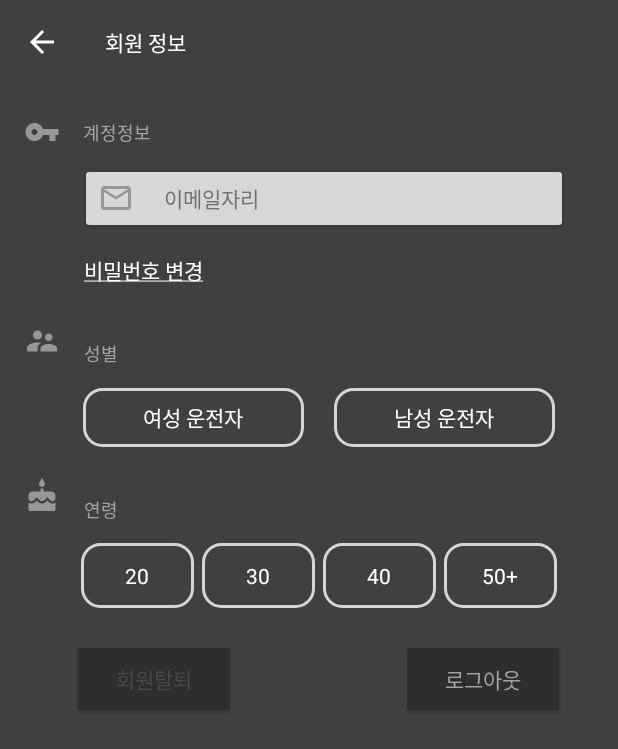
After one commit to LIMMIHEE/mycle-app-copy, an Android app: the Member_information screen opened directly, with no data from a screen before it, on a phone screen of 412 x 824 dp. The commit adds this screen. Shown: the top 749 px of the screen. Run offline under Robolectric (Android 15) with nearby library versions, the phone set to English and light mode, and no system bars.

Commit message:
설정 프레그먼트 :: 회원정보 완성

```diff
--- a/cp-mycle/app/src/main/AndroidManifest.xml
+++ b/cp-mycle/app/src/main/AndroidManifest.xml
@@ -1,6 +1,7 @@
 <?xml version="1.0" encoding="utf-8"?>
 <manifest xmlns:android="http://schemas.android.com/apk/res/android"
     package="com.mirimhee.cp_mycle">
+
     <uses-permission android:name="android.permission.INTERNET" />
 
     <application
@@ -10,7 +11,9 @@
         android:roundIcon="@mipmap/ic_launcher_round"
         android:supportsRtl="true"
         android:theme="@style/AppTheme">
-        <activity android:name=".registerLayout"></activity>
+        <activity android:name=".Member_information"></activity>
+        <activity android:name=".Login" />
+        <activity android:name=".registerLayout" />
         <activity android:name=".setting" />
         <activity
             android:name=".MainActivity"
--- /dev/null
+++ b/cp-mycle/app/src/main/res/drawable/ic_baseline_cake_24.xml
@@ -0,0 +1,5 @@
+<vector android:height="24dp" android:tint="#979797"
+    android:viewportHeight="24" android:viewportWidth="24"
+    android:width="24dp" xmlns:android="http://schemas.android.com/apk/res/android">
+    <path android:fillColor="@android:color/white" android:pathData="M12,6c1.11,0 2,-0.9 2,-2 0,-0.38 -0.1,-0.73 -0.29,-1.03L12,0l-1.71,2.97c-0.19,0.3 -0.29,0.65 -0.29,1.03 0,1.1 0.9,2 2,2zM16.6,15.99l-1.07,-1.07 -1.08,1.07c-1.3,1.3 -3.58,1.31 -4.89,0l-1.07,-1.07 -1.09,1.07C6.75,16.64 5.88,17 4.96,17c-0.73,0 -1.4,-0.23 -1.96,-0.61L3,21c0,0.55 0.45,1 1,1h16c0.55,0 1,-0.45 1,-1v-4.61c-0.56,0.38 -1.23,0.61 -1.96,0.61 -0.92,0 -1.79,-0.36 -2.44,-1.01zM18,9h-5L13,7h-2v2L6,9c-1.66,0 -3,1.34 -3,3v1.54c0,1.08 0.88,1.96 1.96,1.96 0.52,0 1.02,-0.2 1.38,-0.57l2.14,-2.13 2.13,2.13c0.74,0.74 2.03,0.74 2.77,0l2.14,-2.13 2.13,2.13c0.37,0.37 0.86,0.57 1.38,0.57 1.08,0 1.96,-0.88 1.96,-1.96L20.99,12C21,10.34 19.66,9 18,9z"/>
+</vector>
--- /dev/null
+++ b/cp-mycle/app/src/main/res/drawable/ic_baseline_vpn_key_24.xml
@@ -0,0 +1,5 @@
+<vector android:height="24dp" android:tint="#979797"
+    android:viewportHeight="24" android:viewportWidth="24"
+    android:width="24dp" xmlns:android="http://schemas.android.com/apk/res/android">
+    <path android:fillColor="@android:color/white" android:pathData="M12.65,10C11.83,7.67 9.61,6 7,6c-3.31,0 -6,2.69 -6,6s2.69,6 6,6c2.61,0 4.83,-1.67 5.65,-4H17v4h4v-4h2v-4H12.65zM7,14c-1.1,0 -2,-0.9 -2,-2s0.9,-2 2,-2 2,0.9 2,2 -0.9,2 -2,2z"/>
+</vector>
--- /dev/null
+++ b/cp-mycle/app/src/main/res/layout/activity_member_information.xml
@@ -0,0 +1,254 @@
+<?xml version="1.0" encoding="utf-8"?>
+<androidx.constraintlayout.widget.ConstraintLayout xmlns:android="http://schemas.android.com/apk/res/android"
+    xmlns:app="http://schemas.android.com/apk/res-auto"
+    xmlns:tools="http://schemas.android.com/tools"
+    android:layout_width="match_parent"
+    android:layout_height="match_parent"
+    android:background="#404040"
+    tools:context=".Member_information">
+
+    <Button
+        android:id="@+id/button6"
+        android:layout_width="wrap_content"
+        android:layout_height="wrap_content"
+        android:layout_marginStart="16dp"
+        android:layout_marginLeft="16dp"
+        android:layout_marginTop="4dp"
+        android:background="#00FFFFFF"
+        android:drawableLeft="@drawable/ic_baseline_arrow_back_24"
+        android:drawablePadding="30dp"
+        android:text="회원 정보"
+        android:textColor="#FFFFFF"
+        app:layout_constraintStart_toStartOf="parent"
+        app:layout_constraintTop_toTopOf="parent" />
+
+    <androidx.constraintlayout.widget.ConstraintLayout
+        android:layout_width="match_parent"
+        android:layout_height="match_parent"
+        android:layout_marginTop="56dp"
+        app:layout_constraintEnd_toEndOf="parent"
+        app:layout_constraintStart_toStartOf="parent"
+        app:layout_constraintTop_toTopOf="parent">
+
+        <ImageView
+            android:id="@+id/imageView5"
+            android:layout_width="wrap_content"
+            android:layout_height="wrap_content"
+            android:layout_marginStart="16dp"
+            android:layout_marginLeft="16dp"
+            android:layout_marginTop="20dp"
+            app:layout_constraintStart_toStartOf="parent"
+            app:layout_constraintTop_toTopOf="parent"
+            app:srcCompat="@drawable/ic_baseline_vpn_key_24" />
+
+        <TextView
+            android:id="@+id/textView16"
+            android:layout_width="wrap_content"
+            android:layout_height="wrap_content"
+            android:layout_marginStart="15dp"
+            android:layout_marginLeft="15dp"
+            android:layout_marginTop="23dp"
+            android:text="계정정보"
+            android:textColor="#A3A3A3"
+            android:textSize="12sp"
+            app:layout_constraintStart_toEndOf="@+id/imageView5"
+            app:layout_constraintTop_toTopOf="parent" />
+
+        <Button
+            android:id="@+id/emaliButton"
+            android:layout_width="325dp"
+            android:layout_height="47dp"
+            android:layout_marginStart="53dp"
+            android:layout_marginLeft="53dp"
+            android:layout_marginTop="11dp"
+            android:drawableLeft="@drawable/ic_baseline_mail_outline_24"
+            android:drawablePadding="20dp"
+            android:gravity="center|left"
+            android:text="이메일자리"
+            android:textColor="#707070"
+            app:layout_constraintStart_toStartOf="parent"
+            app:layout_constraintTop_toBottomOf="@+id/textView16" />
+
+        <TextView
+            android:id="@+id/PwChange"
+            android:layout_width="wrap_content"
+            android:layout_height="wrap_content"
+            android:layout_marginStart="56dp"
+            android:layout_marginLeft="56dp"
+            android:layout_marginTop="13dp"
+            android:text="비밀번호 변경"
+            android:textColor="#FFFFFF"
+            app:layout_constraintStart_toStartOf="parent"
+            app:layout_constraintTop_toBottomOf="@+id/emaliButton" />
+
+        <ImageView
+            android:id="@+id/imageView6"
+            android:layout_width="wrap_content"
+            android:layout_height="wrap_content"
+            android:layout_marginStart="16dp"
+            android:layout_marginLeft="16dp"
+            android:layout_marginTop="115dp"
+            app:layout_constraintStart_toStartOf="parent"
+            app:layout_constraintTop_toBottomOf="@+id/imageView5"
+            app:srcCompat="@drawable/ic_baseline_supervisor_account_24" />
+
+        <TextView
+            android:id="@+id/textView19"
+            android:layout_width="wrap_content"
+            android:layout_height="wrap_content"
+            android:layout_marginStart="16dp"
+            android:layout_marginLeft="16dp"
+            android:layout_marginTop="36dp"
+            android:text="성별"
+            android:textColor="#A3A3A3"
+            android:textSize="12sp"
+            app:layout_constraintStart_toEndOf="@+id/imageView6"
+            app:layout_constraintTop_toBottomOf="@+id/PwChange" />
+
+        <RadioGroup
+            android:id="@+id/GenderRadioG"
+            android:layout_width="321dp"
+            android:layout_height="48dp"
+            android:layout_marginStart="33dp"
+            android:layout_marginLeft="33dp"
+            android:layout_marginTop="14dp"
+            android:layout_marginEnd="33dp"
+            android:layout_marginRight="33dp"
+            android:orientation="horizontal"
+            app:layout_constraintEnd_toEndOf="parent"
+            app:layout_constraintHorizontal_bias="0.916"
+            app:layout_constraintStart_toStartOf="parent"
+            app:layout_constraintTop_toBottomOf="@+id/textView19">
+
+            <RadioButton
+                android:id="@+id/WomanRadio"
+                android:layout_width="147dp"
+                android:layout_height="39dp"
+                android:layout_marginRight="20dp"
+                android:background="@drawable/fragment_info_round_edge"
+                android:button="@drawable/radio_btn_cus"
+                android:gravity="center"
+                android:text="여성 운전자"
+                android:textColor="#FFFFFF" />
+
+            <RadioButton
+                android:id="@+id/manRadio"
+                android:layout_width="147dp"
+                android:layout_height="39dp"
+                android:background="@drawable/fragment_info_round_edge"
+                android:button="@drawable/radio_btn_cus"
+                android:gravity="center"
+                android:text="남성 운전자"
+                android:textColor="#FFFFFF" />
+        </RadioGroup>
+
+        <RadioGroup
+            android:id="@+id/ageRange"
+            android:layout_width="319dp"
+            android:layout_height="44dp"
+            android:layout_marginTop="13dp"
+            android:gravity="center"
+            android:orientation="horizontal"
+            app:layout_constraintEnd_toEndOf="parent"
+            app:layout_constraintHorizontal_bias="0.576"
+            app:layout_constraintStart_toStartOf="parent"
+            app:layout_constraintTop_toBottomOf="@+id/textView20">
+
+            <RadioButton
+                android:id="@+id/radio20"
+                android:layout_width="75dp"
+                android:layout_height="43dp"
+                android:layout_marginRight="5dp"
+                android:background="@drawable/fragment_info_round_edge"
+                android:button="@drawable/radio_btn_cus"
+                android:gravity="center"
+                android:text="20"
+                android:textColor="#FFFFFF" />
+
+            <RadioButton
+                android:id="@+id/radio30"
+                android:layout_width="75dp"
+                android:layout_height="43dp"
+                android:layout_marginRight="5dp"
+                android:background="@drawable/fragment_info_round_edge"
+                android:button="@drawable/radio_btn_cus"
+                android:gravity="center"
+                android:text="30"
+                android:textColor="#FFFFFF" />
+
+            <RadioButton
+                android:id="@+id/radio40"
+                android:layout_width="75dp"
+                android:layout_height="43dp"
+                android:layout_marginRight="5dp"
+                android:background="@drawable/fragment_info_round_edge"
+                android:button="@drawable/radio_btn_cus"
+                android:gravity="center"
+                android:text="40"
+                android:textColor="#FFFFFF" />
+
+            <RadioButton
+                android:id="@+id/radio50"
+                android:layout_width="75dp"
+                android:layout_height="43dp"
+                android:background="@drawable/fragment_info_round_edge"
+                android:button="@drawable/radio_btn_cus"
+                android:gravity="center"
+                android:text="50+"
+                android:textColor="#FFFFFF" />
+
+
+        </RadioGroup>
+
+        <ImageView
+            android:id="@+id/imageView7"
+            android:layout_width="wrap_content"
+            android:layout_height="wrap_content"
+            android:layout_marginStart="16dp"
+            android:layout_marginLeft="16dp"
+            android:layout_marginTop="79dp"
+            app:layout_constraintStart_toStartOf="parent"
+            app:layout_constraintTop_toBottomOf="@+id/imageView6"
+            app:srcCompat="@drawable/ic_baseline_cake_24" />
+
+        <TextView
+            android:id="@+id/textView20"
+            android:layout_width="wrap_content"
+            android:layout_height="wrap_content"
+            android:layout_marginStart="16dp"
+            android:layout_marginLeft="16dp"
+            android:layout_marginTop="24dp"
+            android:text="연령"
+            android:textColor="#A3A3A3"
+            android:textSize="12sp"
+            app:layout_constraintStart_toEndOf="@+id/imageView7"
+            app:layout_constraintTop_toBottomOf="@+id/GenderRadioG" />
+
+        <Button
+            android:id="@+id/LogoutBtn"
+            android:layout_width="101dp"
+            android:layout_height="41dp"
+            android:layout_marginTop="26dp"
+            android:layout_marginEnd="39dp"
+            android:layout_marginRight="39dp"
+            android:background="#2E2E2E"
+            android:text="로그아웃"
+            android:textColor="#A3A3A3"
+            app:layout_constraintEnd_toEndOf="parent"
+            app:layout_constraintTop_toBottomOf="@+id/ageRange" />
+
+        <Button
+            android:id="@+id/button13"
+            android:layout_width="101dp"
+            android:layout_height="41dp"
+            android:layout_marginStart="52dp"
+            android:layout_marginLeft="52dp"
+            android:layout_marginTop="26dp"
+            android:background="#2E2E2E"
+            android:text="회원탈퇴"
+            android:textColor="#4A4A4A"
+            app:layout_constraintStart_toStartOf="parent"
+            app:layout_constraintTop_toBottomOf="@+id/ageRange" />
+    </androidx.constraintlayout.widget.ConstraintLayout>
+
+</androidx.constraintlayout.widget.ConstraintLayout>
--- a/cp-mycle/app/src/main/res/values/strings.xml
+++ b/cp-mycle/app/src/main/res/values/strings.xml
@@ -8,4 +8,6 @@
     <string name="hello_blank_fragment">Hello blank fragment</string>
 
     <string name="register"><u>지금 계정 만들기</u></string>
+
+    <string name="PwChnage"><u>비밀번호 변경</u></string>
 </resources>
```
Also changed, not shown: cp-mycle/app/src/main/java/com/mirimhee/cp_mycle/Login.kt (added, +11 -0 lines), cp-mycle/app/src/main/java/com/mirimhee/cp_mycle/MainActivity.kt (+9 -29 lines), cp-mycle/app/src/main/java/com/mirimhee/cp_mycle/Member_information.kt (added, +158 -0 lines), cp-mycle/app/src/main/java/com/mirimhee/cp_mycle/registerLayout.kt (+4 -4 lines), cp-mycle/app/src/main/java/com/mirimhee/cp_mycle/setting.kt (+33 -1 lines), cp-mycle/app/src/main/res/layout/activity_login.xml (added, +9 -0 lines).
